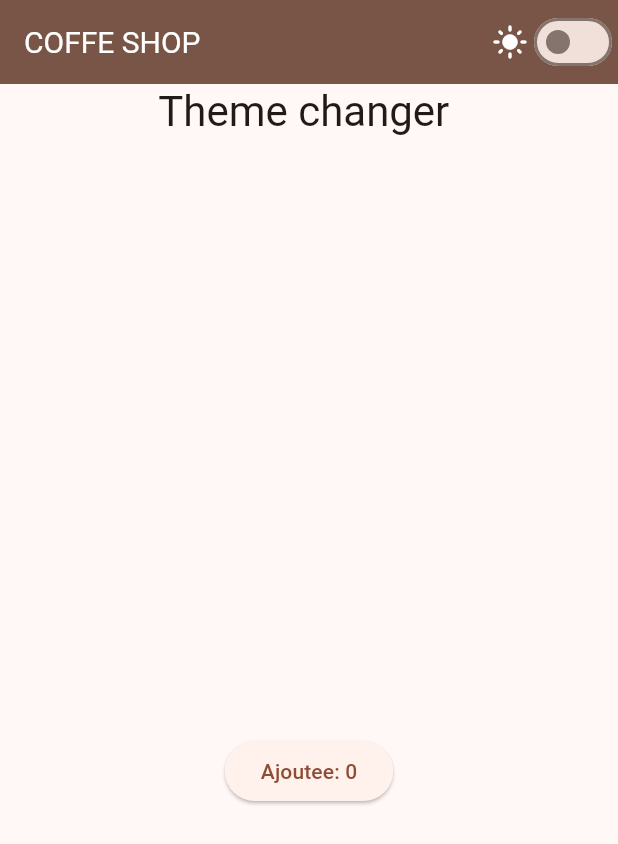
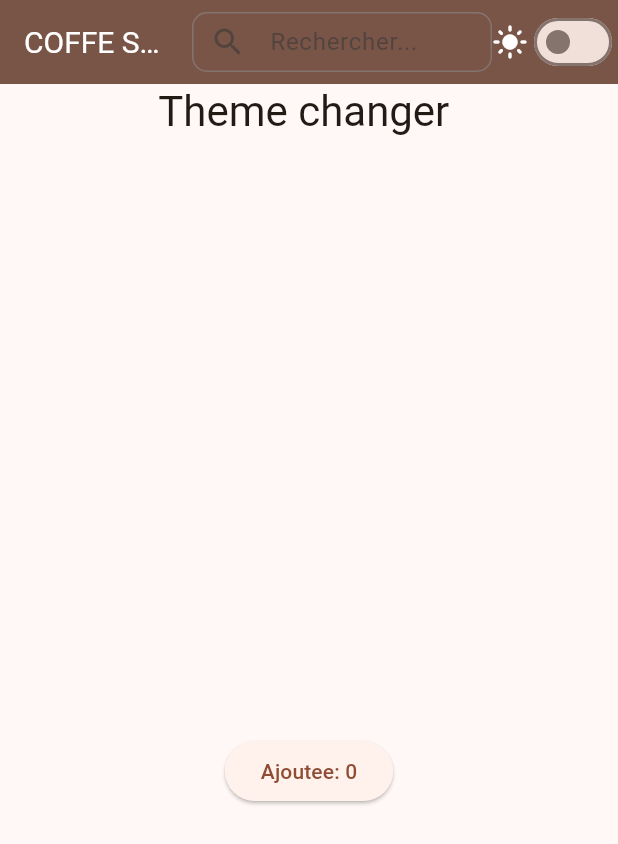
Before and after one commit to Khadijambacke/Atelier2, a Flutter app: the screen it shows after launch, on a phone screen of 412 x 824 dp. Shown: the top 844 px of the screen. Run offline on Flutter 3.47's test engine with Material 3 defaults, Android fonts, the light colour scheme and no system bars.

Commit message:
button saisie dans appbar

```diff
--- a/lib/main.dart
+++ b/lib/main.dart
@@ -57,9 +57,25 @@ class _MyHomePageState extends State<MyHomePage> {
     return Scaffold(
       appBar: AppBar(
         title: const Text("COFFE SHOP"),
+        ////mon toggle
+        //////actions[ensemble des widget qui s'affiche a droite dans appbar
+        actions: [
+          Container(
+            width: 200,
+            margin: EdgeInsets.symmetric(vertical: 8),
+            child: TextField(
+              controller: _controller,
+              decoration: InputDecoration(
+                hintText: "Rechercher...",
+                prefixIcon: Icon(Icons.search),
+                border: OutlineInputBorder(
+                  borderRadius: BorderRadius.circular(10),
+                ),
+                contentPadding: EdgeInsets.zero,
+              ),
+            ),
+          ),
 
-        ////mon toggle
-        actions: [
           Icon(
             //const Icon (Icons.light_mode)
             isDark ? Icons.dark_mode : Icons.light_mode,
```
